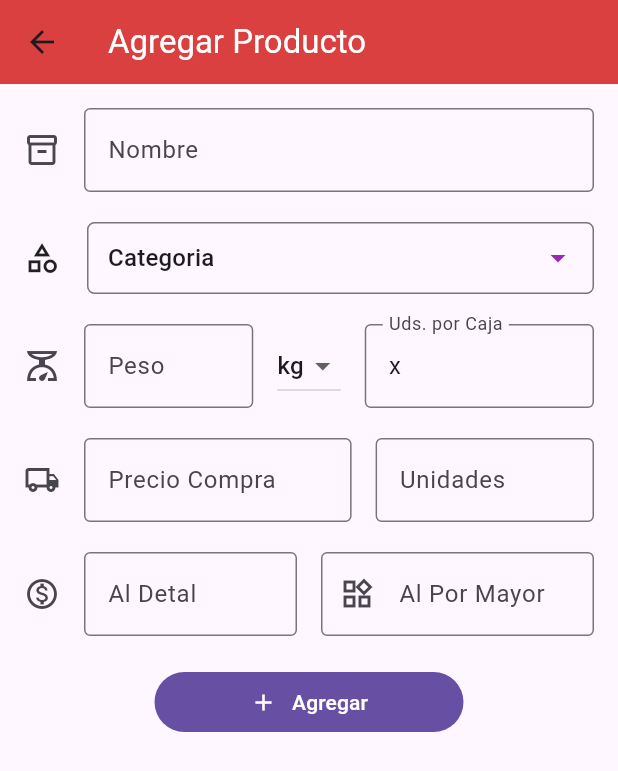
After one commit to dextr0yer/toPrecio_Flutter, a Flutter app: the screen it shows after launch, item 2 of the bottom bar chosen, after a tap on the "add" icon, on a phone screen of 412 x 824 dp. The commit adds this screen. Shown: the top 771 px of the screen. Run offline on Flutter 3.47's test engine with Material 3 defaults, Android fonts, the phone set to English and light mode, and no system bars; drawn by our look-alikes of dropdown_search; our stand-ins replace google_nav_bar.

Commit message:
add new input forms

```diff
--- a/lib/main.dart
+++ b/lib/main.dart
@@ -2,7 +2,7 @@ import 'package:flutter/material.dart';
 import 'package:flutter/services.dart';
 // import 'package:todoapp/screens/home.dart';
 import 'package:todoapp/navigation_Bar.dart';
-import 'package:todoapp/themes/colors.dart';
+// import 'package:todoapp/themes/colors.dart';
 
 void main() => runApp(const MyApp());
 
--- a/lib/model/todo.dart
+++ b/lib/model/todo.dart
@@ -139,6 +139,7 @@ class ToDo {
           todoText: "Margarita Yogur bebible durazno 100g",
           price: 7.0),
       ToDo(id: '68', todoText: "Colanta Queso campasino 500g", price: 8.4),
+      ToDo(id: '69', todoText: "Azucar Montalban 1Kg", price: 4.900),
     ];
   }
 }
--- a/lib/navigation_Bar.dart
+++ b/lib/navigation_Bar.dart
@@ -44,7 +44,7 @@ class _NavigationBarWidgetState extends State<NavigationBarWidget> {
           tabs: const [
             GButton(icon: Icons.home_outlined, text: 'Home'),
             GButton(icon: Icons.search_outlined, text: 'Precios'),
-            GButton(icon: Icons.favorite, text: 'Favorito'),
+            GButton(icon: Icons.shopping_bag_outlined, text: 'Inventario'),
             GButton(icon: Icons.settings_outlined, text: 'Config'),
           ],
           onTabChange: (i) {
--- /dev/null
+++ b/lib/screens/add_edit_product.dart
@@ -0,0 +1,225 @@
+import 'package:flutter/material.dart';
+import 'package:todoapp/themes/colors.dart';
+import 'package:dropdown_search/dropdown_search.dart';
+
+class AddEditScreens extends StatefulWidget {
+  AddEditScreens({super.key});
+
+  @override
+  State<AddEditScreens> createState() => _AddEditScreensState();
+}
+
+class _AddEditScreensState extends State<AddEditScreens> {
+  // Lista de unidades de medida
+  final List<String> unidadesMedida = ['kg', 'l', 'ml', 'gr'];
+
+  final TextEditingController unidadesController =
+      TextEditingController(text: 'x ');
+
+  // Variable para almacenar la unidad de medida seleccionada
+  late String selectedUnidadMedida = 'kg';
+
+  List<String> countriesList = [
+    'Mavesa',
+    'Detergentes',
+    'Plasticos',
+    'Chucherias',
+    'Farmacias',
+  ];
+
+  String itemSelected = 'Categoria';
+
+  @override
+  Widget build(BuildContext context) {
+    return Scaffold(
+      appBar: AppBar(
+        backgroundColor: tdRed,
+        elevation: 0,
+        title: const Text(
+          'Agregar Producto',
+          style: TextStyle(
+            color: Colors.white, // Cambia este color según tus preferencias
+          ),
+        ),
+      ),
+      body: Padding(
+        padding: const EdgeInsets.all(16.0),
+        child: Column(
+          children: [
+            const TextField(
+              decoration: InputDecoration(
+                labelText: 'Nombre',
+                border: OutlineInputBorder(),
+                icon: Icon(Icons.inventory_2_outlined),
+              ),
+              textInputAction: TextInputAction.next,
+            ),
+            const SizedBox(
+              height: 20,
+            ),
+            Row(
+              children: [
+                Icon(
+                  Icons.category_outlined,
+                ),
+                Padding(padding: EdgeInsets.all(9)), // Icon on the left
+                Expanded(
+                  child: DropdownSearch<String>(
+                    items: countriesList,
+                    popupProps: PopupProps.menu(showSearchBox: true),
+                    dropdownButtonProps:
+                        DropdownButtonProps(color: Colors.purple),
+                    dropdownDecoratorProps: DropDownDecoratorProps(
+                      textAlignVertical: TextAlignVertical.center,
+                      dropdownSearchDecoration: InputDecoration(
+                        border: OutlineInputBorder(
+                            borderRadius: BorderRadius.circular(5)),
+                        // Adjust padding as needed to align with the icon
+                        contentPadding: EdgeInsets.symmetric(horizontal: 10),
+                      ),
+                    ),
+                    onChanged: (value) {
+                      setState(() {
+                        itemSelected = value.toString();
+                      });
+                    },
+                    selectedItem: itemSelected,
+                  ),
+                ),
+              ],
+            ),
+            const SizedBox(
+              height: 20,
+            ),
+            Row(
+              children: [
+                Expanded(
+                  child: TextField(
+                    keyboardType: TextInputType.number,
+                    decoration: InputDecoration(
+                      labelText: 'Peso',
+                      border: OutlineInputBorder(),
+                      icon: const Icon(Icons.scale_outlined),
+                    ),
+                    textInputAction: TextInputAction.next,
+                  ),
+                ),
+                const SizedBox(width: 16.0),
+                DropdownButton<String>(
+                  value: selectedUnidadMedida,
+                  onChanged: (String? newValue) {
+                    if (newValue != null) {
+                      selectedUnidadMedida = newValue;
+                    }
+                  },
+                  items: unidadesMedida
+                      .map<DropdownMenuItem<String>>((String value) {
+                    return DropdownMenuItem<String>(
+                      value: value,
+                      child: Text(value),
+                    );
+                  }).toList(),
+                ),
+                const SizedBox(width: 16.0),
+                Expanded(
+                  child: TextField(
+                    keyboardType: TextInputType.number,
+                    decoration: const InputDecoration(
+                      labelText: 'Uds. por Caja',
+                      border: OutlineInputBorder(),
+                    ),
+                    controller: unidadesController,
+                    textInputAction: TextInputAction.next,
+                  ),
+                ),
+              ],
+            ),
+            const SizedBox(
+              height: 20,
+            ),
+            const Row(
+              children: [
+                Expanded(
+                  flex: 6, // 70% del espacio
+                  child: TextField(
+                    decoration: InputDecoration(
+                      labelText: 'Precio Compra',
+                      border: OutlineInputBorder(),
+                      icon: Icon(Icons.local_shipping_outlined),
+                    ),
+                    textInputAction: TextInputAction.next,
+                  ),
+                ),
+                SizedBox(width: 16.0), // Espacio entre los dos TextFields
+                Expanded(
+                  flex: 4, // 30% del espacio
+                  child: TextField(
+                    keyboardType: TextInputType.number,
+                    decoration: InputDecoration(
+                      labelText: 'Unidades',
+                      border: OutlineInputBorder(),
+                      //prefixIcon:Icon(Icons.production_quantity_limits_outlined),
+                    ),
+                    // Asegúrate de tener el controlador adecuado
+                    textInputAction: TextInputAction.next,
+                  ),
+                ),
+              ],
+            ),
+            const SizedBox(
+              height: 20,
+            ),
+            const Row(
+              children: [
+                Expanded(
+                  child: TextField(
+                    keyboardType: TextInputType.number,
+                    decoration: InputDecoration(
+                        labelText: 'Al Detal',
+                        border: OutlineInputBorder(),
+                        icon: Icon(Icons.monetization_on_outlined)),
+                    textInputAction: TextInputAction.next,
+                  ),
+                ),
+                SizedBox(width: 16.0),
+                Expanded(
+                  child: TextField(
+                    keyboardType: TextInputType.number,
+                    decoration: InputDecoration(
+                        labelText: 'Al Por Mayor',
+                        border: OutlineInputBorder(),
+                        prefixIcon: Icon(Icons.widgets_outlined)),
+                    textInputAction: TextInputAction.next,
+                  ),
+                ),
+              ],
+            ),
+            const SizedBox(
+              height: 20,
+            ),
+            SizedBox(
+              width: MediaQuery.of(context).size.width * 0.5,
+              // height: MediaQuery.of(context).size.height * 0.5,
+              child: FilledButton(
+                child: Row(
+                  mainAxisAlignment: MainAxisAlignment.center,
+                  children: [
+                    Icon(Icons.add),
+                    SizedBox(width: 10),
+                    Text("Agregar"),
+                  ],
+                ),
+                onPressed: () {},
+              ),
+
+              ///
+            ),
+            const SizedBox(
+              height: 20,
+            ),
+          ],
+        ),
+      ),
+    );
+  }
+}
--- a/lib/screens/favorite.dart
+++ b/lib/screens/favorite.dart
@@ -9,18 +9,27 @@ class FavoriteScreen extends StatelessWidget {
     return SafeArea(
       child: Scaffold(
         appBar: AppBar(
-            backgroundColor: tdBGColor, elevation: 0, title: Text('Favorite')),
+            backgroundColor: tdBGColor,
+            elevation: 0,
+            title: Text('Inventario')),
         body: const Center(
           child: Column(
             mainAxisAlignment: MainAxisAlignment.center,
             children: <Widget>[
               Icon(
-                Icons.home_outlined,
+                Icons.shopping_bag_outlined,
                 size: 100,
               ),
-              Text('Favorite Screen'),
+              Text('Inventario Screen'),
             ],
           ),
+          // ),
+          // floatingActionButton: FloatingActionButton(
+          //   onPressed: () {
+          //     // Add your onPressed code here!
+          //   },
+          //   backgroundColor: Colors.green,
+          //   child: const Icon(Icons.add),
         ),
       ),
     );
--- a/lib/screens/search.dart
+++ b/lib/screens/search.dart
@@ -2,6 +2,7 @@ import 'package:flutter/material.dart';
 import '../model/todo.dart';
 import '../themes/colors.dart';
 import '../widgets/todo_item.dart';
+import '../screens/add_edit_product.dart';
 
 // ignore: camel_case_types
 class SearchScreen extends StatefulWidget {
@@ -94,6 +95,16 @@ class _SearchScreenState extends State<SearchScreen> {
           ],
         ),
       ),
+      floatingActionButton: FloatingActionButton(
+        onPressed: () {
+          Navigator.push(
+            context,
+            MaterialPageRoute(builder: (context) => AddEditScreens()),
+          );
+        },
+        child: Icon(Icons.add),
+        backgroundColor: tdBGColor,
+      ),
     );
   }
 
--- a/lib/screens/setting.dart
+++ b/lib/screens/setting.dart
@@ -9,7 +9,7 @@ class SettingScreen extends StatelessWidget {
     return SafeArea(
       child: Scaffold(
         appBar: AppBar(
-            backgroundColor: tdBGColor, elevation: 0, title: Text('Home')),
+            backgroundColor: tdBGColor, elevation: 0, title: Text('Settings')),
         body: const Center(
           child: Column(
             mainAxisAlignment: MainAxisAlignment.center,
--- a/pubspec.yaml
+++ b/pubspec.yaml
@@ -36,6 +36,8 @@ dependencies:
   # Use with the CupertinoIcons class for iOS style icons.
   cupertino_icons: ^1.0.2
   google_nav_bar: ^5.0.6
+  dropdown_search: ^5.0.6
+  http: ^1.2.0
 
 dev_dependencies:
   flutter_test:
```
Also changed, not shown: pubspec.lock.
